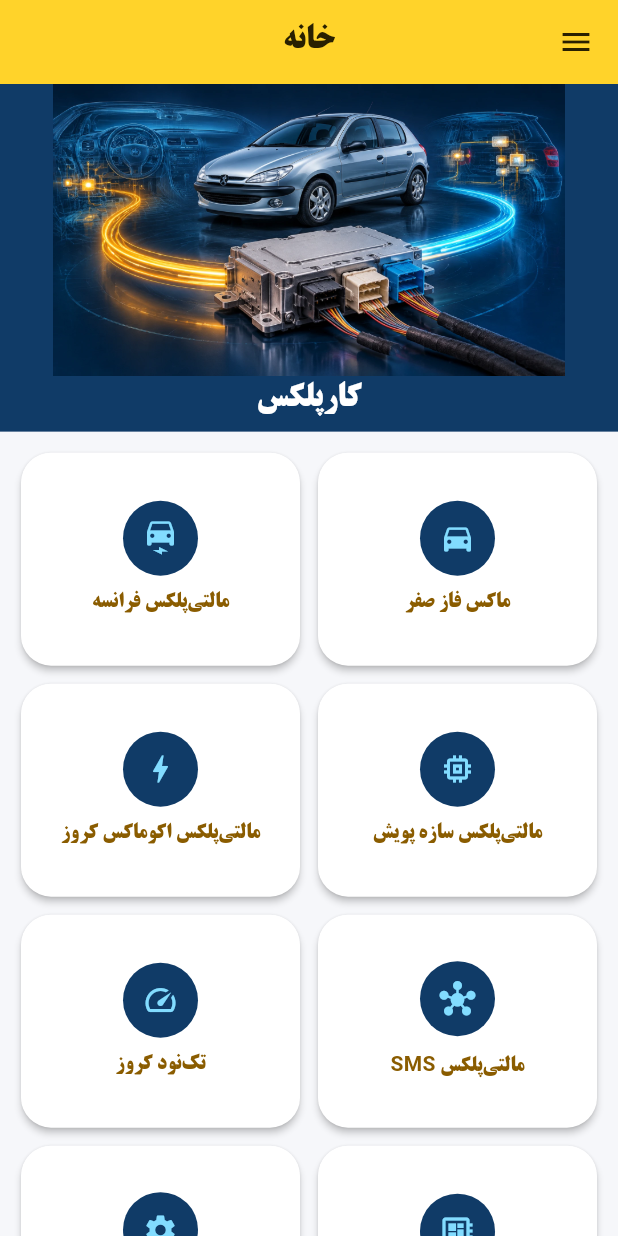
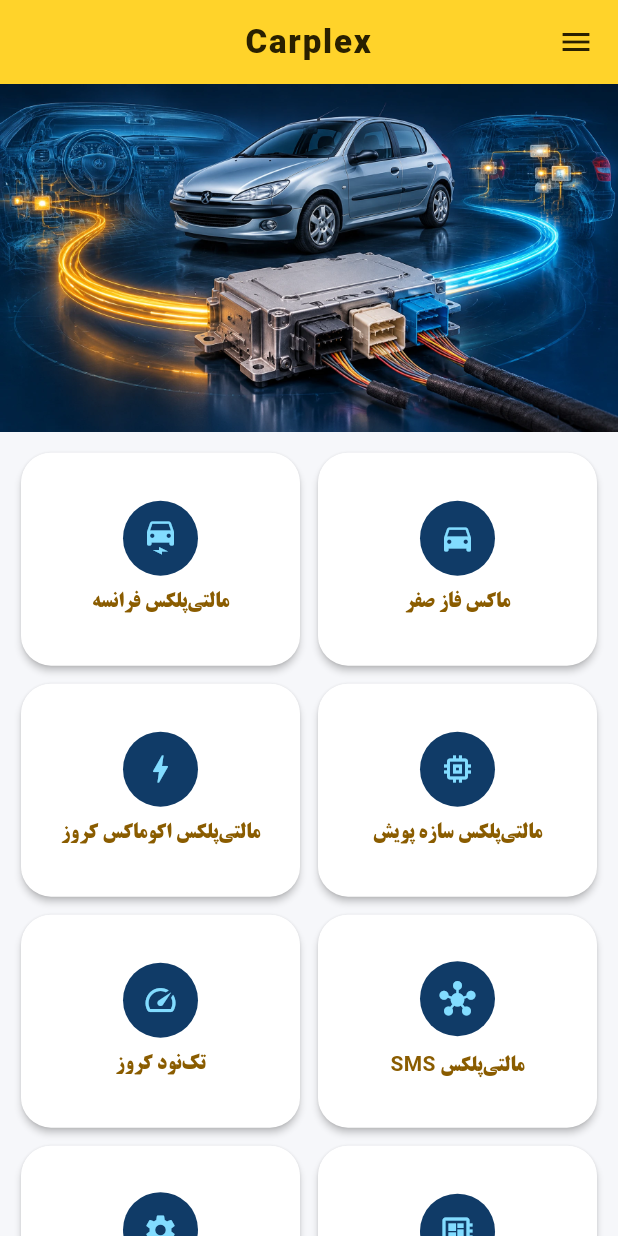
Before and after one commit to miladbahadori7-debug/carplex-online-test, a Flutter app: the screen it shows after launch, on a phone screen of 412 x 824 dp. Run offline on Flutter 3.47's test engine with Material 3 defaults, Android fonts, the phone set to English and light mode, and no system bars; project files that could hold a hidden picture were left out.

Commit message:
Update main.dart

```diff
--- a/lib/main.dart
+++ b/lib/main.dart
@@ -95,15 +95,32 @@ class Home extends StatelessWidget {
   @override
   Widget build(BuildContext context) => Scaffold(
     backgroundColor: const Color(0xFFF6F7FA),
-    appBar: AppBar(title: const Text('خانه'), centerTitle: true,
+    appBar: AppBar(title: const Text('Carplex', style: TextStyle(
+      fontFamily: 'Roboto', fontWeight: FontWeight.w800, letterSpacing: 1.2)), centerTitle: true,
       backgroundColor: const Color(0xFFFFD32A), foregroundColor: const Color(0xFF292000)),
-    drawer: Drawer(child: SafeArea(child: ListView(children: [
-      const ListTile(leading: Icon(Icons.bolt, color: gold), title: Text('کارپلکس')),
-      for (final system in systems) ListTile(title: Text(system), onTap: () {
-        Navigator.of(context).pop();
-        openSystem(context, system);
-      }),
-    ]))),
+    drawer: Drawer(
+      backgroundColor: const Color(0xFFF0F6FC),
+      surfaceTintColor: Colors.transparent,
+      child: SafeArea(child: ListView(padding: const EdgeInsets.all(12), children: [
+        Card(color: const Color(0xFF103B67), child: ListTile(
+          leading: const Icon(Icons.bolt, color: gold),
+          title: const Text('کارپلکس', style: TextStyle(color: Colors.white)),
+        )),
+        const SizedBox(height: 8),
+        for (final system in systems) Padding(
+          padding: const EdgeInsets.only(bottom: 5),
+          child: ListTile(
+            tileColor: Colors.white,
+            textColor: const Color(0xFF182D44),
+            shape: RoundedRectangleBorder(borderRadius: BorderRadius.circular(12)),
+            title: Text(system), onTap: () {
+              Navigator.of(context).pop();
+              openSystem(context, system);
+            },
+          ),
+        ),
+      ])),
+    ),
     body: CustomScrollView(slivers: [
       const SliverToBoxAdapter(child: HomeSlides()),
       SliverPadding(padding: const EdgeInsets.all(14), sliver: SliverGrid.builder(
@@ -326,9 +343,26 @@ class ArticleView extends StatelessWidget {
                     : const TextStyle(fontSize: 16, height: 1.8),
                 ),
               ),
-          if (image.isNotEmpty) Padding(padding: const EdgeInsets.only(top: 16),
-            child: InteractiveViewer(child: Image.memory(base64Decode(image),
-              errorBuilder: (_, __, ___) => const Text('عکس قابل نمایش نیست.')))),
+          if (image.isNotEmpty) Padding(
+            padding: const EdgeInsets.only(top: 16),
+            child: Container(
+              padding: const EdgeInsets.all(5),
+              decoration: BoxDecoration(
+                gradient: const LinearGradient(colors: [Color(0xFFE3F4FF), gold]),
+                borderRadius: BorderRadius.circular(17),
+              ),
+              child: ClipRRect(
+                borderRadius: BorderRadius.circular(12),
+                child: InteractiveViewer(child: Image.memory(base64Decode(image),
+                  width: double.infinity, fit: BoxFit.contain,
+                  errorBuilder: (_, __, ___) => const ColoredBox(
+                    color: Colors.white, child: Text('عکس قابل نمایش نیست.',
+                      style: TextStyle(color: Color(0xFF182D44))),
+                  ),
+                )),
+              ),
+            ),
+          ),
         ]);
   }
 }
@@ -357,12 +391,17 @@ class _HomeSlidesState extends State<HomeSlides> {
   @override
   Widget build(BuildContext context) => AspectRatio(
     aspectRatio: 16 / 9,
-    child: ColoredBox(color: const Color(0xFF103B67), child: Column(children: [
-      Expanded(child: AnimatedSwitcher(duration: const Duration(milliseconds: 450),
+    child: ClipRect(child: ColoredBox(
+      color: const Color(0xFF103B67),
+      child: AnimatedSwitcher(
+        duration: const Duration(milliseconds: 450),
+        layoutBuilder: (current, previous) => Stack(fit: StackFit.expand, children: [
+          ...previous,
+          if (current != null) current,
+        ]),
         child: Image.asset('assets/slide$index.webp', key: ValueKey(index),
-          fit: BoxFit.contain))),
-      const Text('کارپلکس', style: TextStyle(color: Colors.white, fontSize: 22)),
-      const SizedBox(height: 6),
-    ])),
+          fit: BoxFit.cover),
+      ),
+    )),
   );
 }
```
